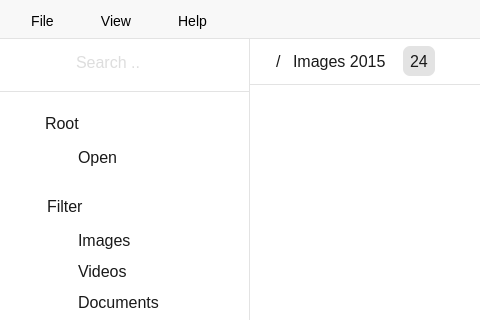
Old version of the form src/gui/mainwindow.ui in the repository Gitnoter/vemoria2; both pictures show x 0 to 480 and y 0 to 320 of the 1189 by 722 pixel window.
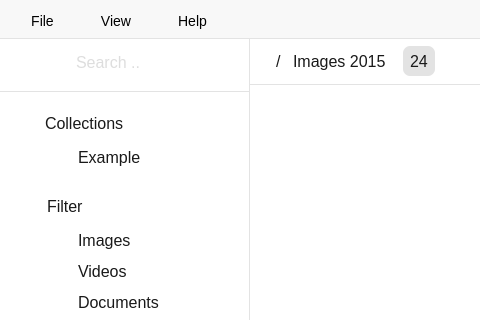
New version of the form. Icons and pictures are not drawn.

Commit message: remove pixmap test

```diff
--- a/src/gui/mainwindow.ui
+++ b/src/gui/mainwindow.ui
@@ -323,7 +323,7 @@
                       <item row="1" column="1">
                        <widget class="QLabel" name="RootLabel">
                         <property name="text">
-                         <string>Root</string>
+                         <string>Collections</string>
                         </property>
                        </widget>
                       </item>
@@ -414,7 +414,7 @@
 }</string>
                               </property>
                               <property name="text">
-                               <string>Open</string>
+                               <string>Example</string>
                               </property>
                               <property name="autoDefault">
                                <bool>false</bool>
```
Left out of the diff: 3 changed lines with no effect on the pictures. The commit also changes 1 other file.
